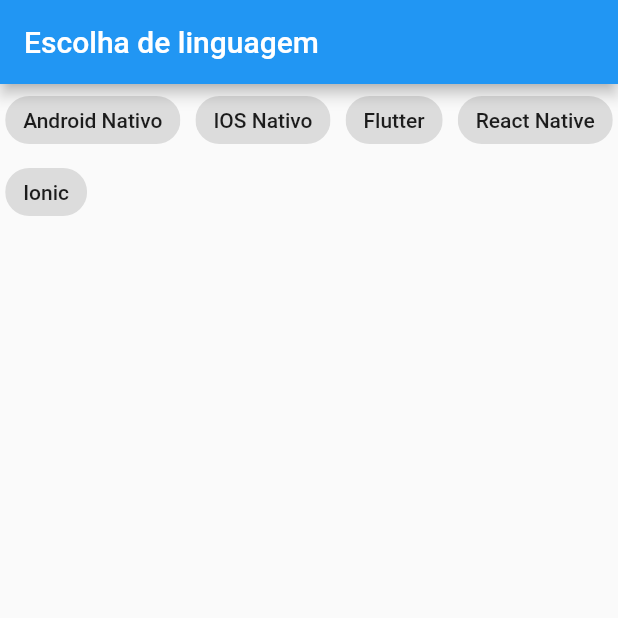
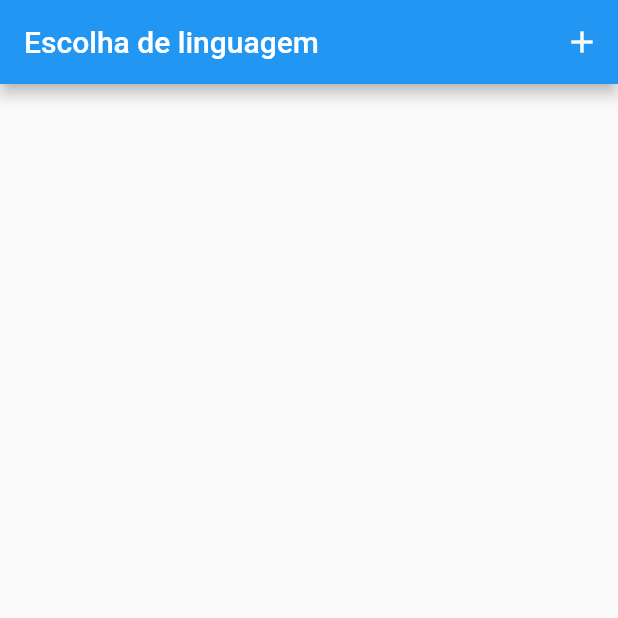
Before and after one commit to caiquefirefox/flutter_states_widgets_routes, a Flutter app: the screen it shows after launch, on a phone screen of 412 x 824 dp, the top half of it. Run offline on Flutter 3.47's test engine with Material 2 defaults, Android fonts, the phone set to English and light mode, and no system bars.

Commit message:
Add function added in project

```diff
--- a/lib/main.dart
+++ b/lib/main.dart
@@ -1,5 +1,6 @@
 import 'package:flutter/material.dart';
 import 'package:flutter_states_widgets_routes/models/Language.dart';
+import 'package:flutter_states_widgets_routes/screen/AddLanguage.dart';
 import 'customs/itemList.dart';
 
 void main() {
@@ -17,7 +18,11 @@ class MyApp extends StatelessWidget {
       theme: ThemeData(
         primarySwatch: Colors.blue,
       ),
-      home: const MyHomePage(),
+      initialRoute: "/home",
+      routes: {
+        "/home" : (context) => MyHomePage(),
+        "/add":(context) => AddLanguage(),
+      },
     );
   }
 }
@@ -33,11 +38,11 @@ class _MyHomePageState extends State<MyHomePage> {
   List<bool> selects = [false, false, false, false, false];
   List<Language> languages =
   [
-    Language('Android Nativo', 'Linguagens C, Java e Kotlin', Icons.android),
+    /*Language('Android Nativo', 'Linguagens C, Java e Kotlin', Icons.android),
     Language('IOS Nativo', 'Linguagens Objective-C e Swift'),
     Language('Flutter', 'Linguagem DART'),
     Language('React Native', 'Linguagens C, Java e Kotlin'),
-    Language('Ionic', 'Linguagens Javascript e TypeScript')
+    Language('Ionic', 'Linguagens Javascript e TypeScript')*/
   ];
 
 
@@ -47,7 +52,14 @@ class _MyHomePageState extends State<MyHomePage> {
     (
       appBar: AppBar
       (
-        title: Text("Escolha de linguagem")
+        title: Text("Escolha de linguagem"),
+        actions: [
+          IconButton
+          (
+              onPressed: _goToNewLanguage,
+              icon: const Icon(Icons.add)
+          )
+        ],
       ),
       body: Column
       (
@@ -88,11 +100,20 @@ class _MyHomePageState extends State<MyHomePage> {
     ).toList();
   }
 
+  void _goToNewLanguage()
+  {
+    Future future = Navigator.pushNamed(context, "/add");
+    future.then((language) => {
+      setState((){
+        languages.add(language);
+      })
+    });
+  }
+
   List<Widget> buildListItens(){
     return languages
     .where((element) => element.selected)
     .map((language) => getItemList(language.title, language.subtitle, language.icon))
     .toList();
   }
-
 }
```
Also changed, not shown: lib/screen/AddLanguage.dart (added, +64 -0 lines), 4 other files.
